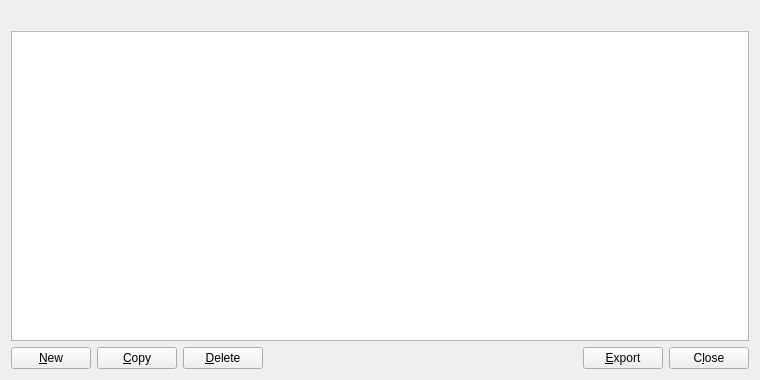
firoorg/firo, file src/qt/forms/addressbookpage.ui: the form before one commit.
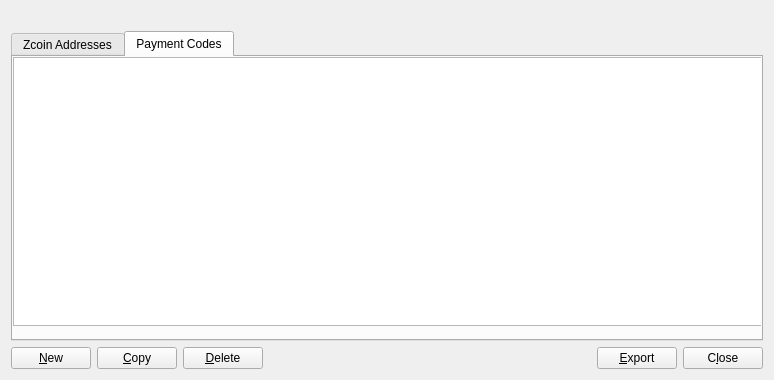
The form after the commit. The open tabs and pages were chosen to show the change. Icons and pictures are not drawn.

What changed in the file:
```diff
--- a/src/qt/forms/addressbookpage.ui
+++ b/src/qt/forms/addressbookpage.ui
@@ -6,7 +6,7 @@
    <rect>
     <x>0</x>
     <y>0</y>
-    <width>760</width>
+    <width>774</width>
     <height>380</height>
    </rect>
   </property>
@@ -22,7 +22,23 @@
     </widget>
    </item>
    <item>
+    <widget class="QTabWidget" name="tabWidget">
+     <property name="currentIndex">
+      <number>0</number>
+     </property>
+     <widget class="QWidget" name="tab">
+      <attribute name="title">
+       <string>Zcoin Addresses</string>
+      </attribute>
     <widget class="QTableView" name="tableView">
+       <property name="geometry">
+        <rect>
+         <x>0</x>
+         <y>0</y>
+         <width>751</width>
+         <height>271</height>
+        </rect>
+       </property>
      <property name="contextMenuPolicy">
       <enum>Qt::CustomContextMenu</enum>
      </property>
@@ -47,6 +63,47 @@
      <attribute name="verticalHeaderVisible">
       <bool>false</bool>
      </attribute>
+      </widget>
+     </widget>
+     <widget class="QWidget" name="tab_2">
+      <attribute name="title">
+       <string>Payment Codes</string>
+      </attribute>
+      <widget class="QTableView" name="paymentcodeTableView">
+       <property name="geometry">
+        <rect>
+         <x>0</x>
+         <y>0</y>
+         <width>749</width>
+         <height>269</height>
+        </rect>
+       </property>
+       <property name="contextMenuPolicy">
+        <enum>Qt::CustomContextMenu</enum>
+       </property>
+       <property name="toolTip">
+        <string>Right-click to edit address or label</string>
+       </property>
+       <property name="tabKeyNavigation">
+        <bool>false</bool>
+       </property>
+       <property name="alternatingRowColors">
+        <bool>true</bool>
+       </property>
+       <property name="selectionMode">
+        <enum>QAbstractItemView::SingleSelection</enum>
+       </property>
+       <property name="selectionBehavior">
+        <enum>QAbstractItemView::SelectRows</enum>
+       </property>
+       <property name="sortingEnabled">
+        <bool>true</bool>
+       </property>
+       <attribute name="verticalHeaderVisible">
+        <bool>false</bool>
+       </attribute>
+      </widget>
+     </widget>
     </widget>
    </item>
    <item>
```
Lines whose indentation alone changed are shown as unchanged.
